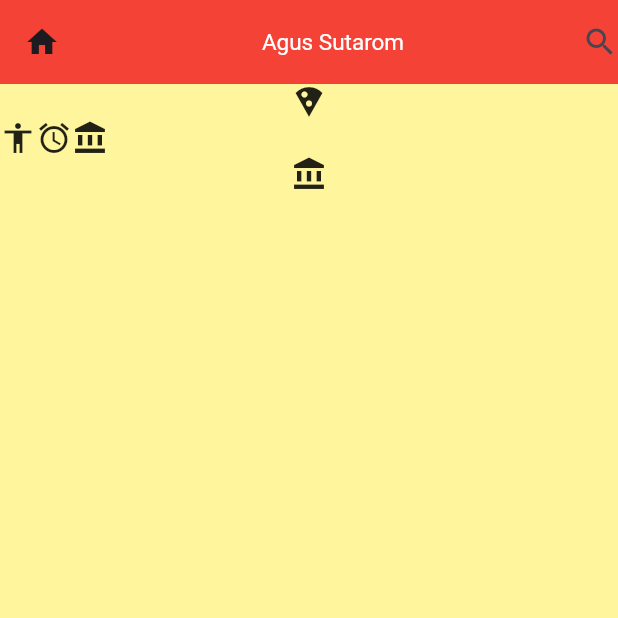
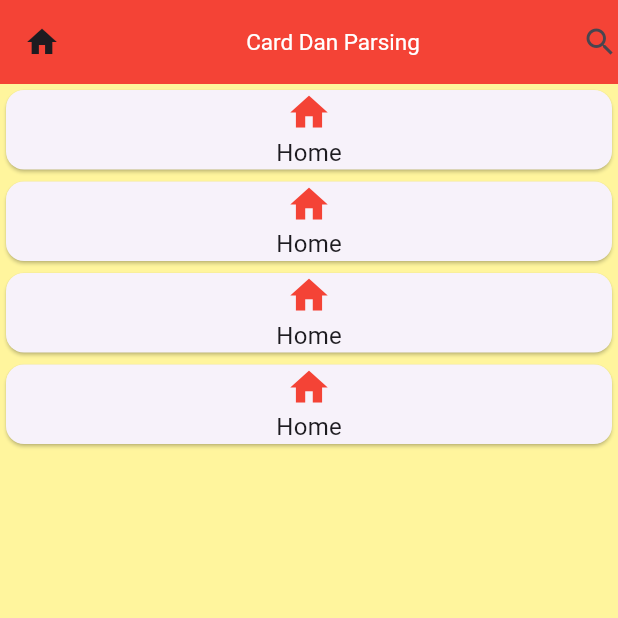
Before and after one commit to taroom/learn-flutter, a Flutter app: the screen it shows after launch, on a phone screen of 412 x 824 dp, the top half of it. Run offline on Flutter 3.47's test engine with Material 3 defaults, Android fonts, the phone set to English and light mode, and no system bars.

Commit message:
[ROM] refactor: update main app entry point to HalamanCardAndParsing and add card layout

```diff
--- a/lib/main.dart
+++ b/lib/main.dart
@@ -1,7 +1,8 @@
 import 'package:flutter/material.dart';
 
 void main() {
-  runApp(const HalamanRowColumn());
+  runApp(const HalamanCardAndParsing());
+  // runApp(const HalamanRowColumn());
   // runApp(const Halaman1());
   // runApp(const MainApp());
 }
@@ -98,3 +99,92 @@ class HalamanRowColumn extends StatelessWidget {
     );
   }
 }
+
+class HalamanCardAndParsing extends StatelessWidget {
+  const HalamanCardAndParsing({super.key});
+
+  @override
+  Widget build(BuildContext context) {
+    return MaterialApp(
+      title: 'Halaman Ke 2',
+      home: Scaffold(
+          backgroundColor: Colors.yellow[200],
+          appBar: AppBar(
+            leading: Icon(Icons.home),
+            title: Center(
+              child: Text(
+                'Card Dan Parsing',
+                style: TextStyle(color: Colors.white, fontSize: 15),
+              ),
+            ),
+            backgroundColor: Colors.red,
+            actions: <Widget>[Icon(Icons.search)],
+          ),
+          body: Column(
+            crossAxisAlignment: CrossAxisAlignment.stretch,
+            children: <Widget>[
+              Card(
+                child: Column(
+                  children: <Widget>[
+                    Icon(
+                      Icons.home,
+                      size: 30.0,
+                      color: Colors.red[500],
+                    ),
+                    Text(
+                      'Home',
+                      style: TextStyle(fontSize: 16),
+                    )
+                  ],
+                ),
+              ),
+              Card(
+                child: Column(
+                  children: <Widget>[
+                    Icon(
+                      Icons.home,
+                      size: 30.0,
+                      color: Colors.red[500],
+                    ),
+                    Text(
+                      'Home',
+                      style: TextStyle(fontSize: 16),
+                    )
+                  ],
+                ),
+              ),
+              Card(
+                child: Column(
+                  children: <Widget>[
+                    Icon(
+                      Icons.home,
+                      size: 30.0,
+                      color: Colors.red[500],
+                    ),
+                    Text(
+                      'Home',
+                      style: TextStyle(fontSize: 16),
+                    )
+                  ],
+                ),
+              ),
+              Card(
+                child: Column(
+                  children: <Widget>[
+                    Icon(
+                      Icons.home,
+                      size: 30.0,
+                      color: Colors.red[500],
+                    ),
+                    Text(
+                      'Home',
+                      style: TextStyle(fontSize: 16),
+                    )
+                  ],
+                ),
+              )
+            ],
+          )),
+    );
+  }
+}
```
